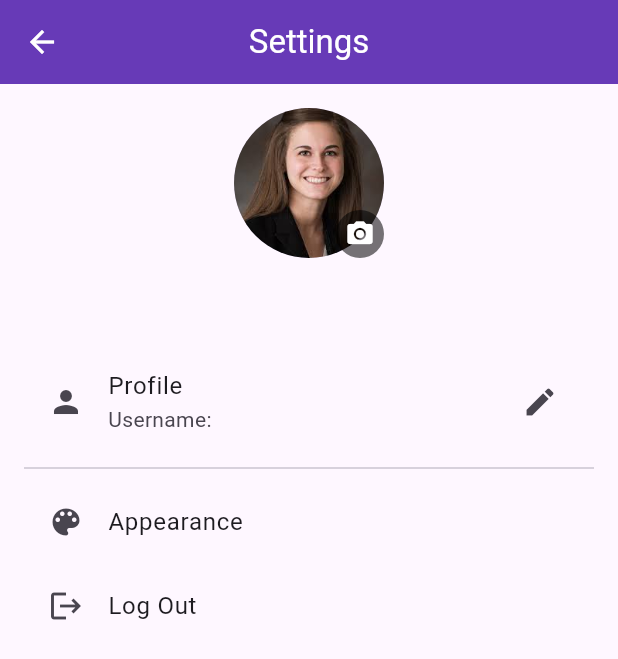
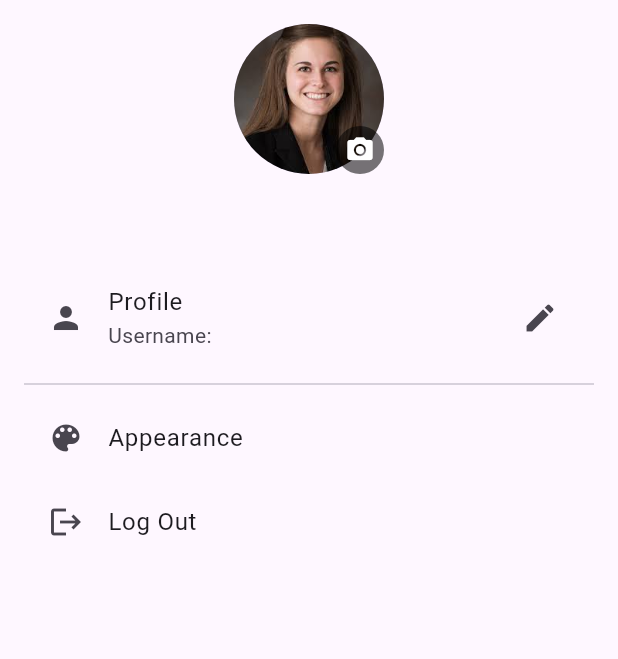
Before and after one commit to mariamattef/skill_bridge, a Flutter app: the SettingsScreen screen opened directly, on a phone screen of 412 x 824 dp. Shown: the top 659 px of the screen. Run offline on Flutter 3.47's test engine with Material 3 defaults, Android fonts, the phone set to English and light mode, and no system bars; our stand-ins replace curved_navigation_bar, firebase_auth, firebase_core, firebase_dynamic_links, firebase_storage, flutter_bloc and 4 more; accounts and stored records are empty.

Commit message:
finish app

```diff
--- a/lib/screens/requeste_screen.dart
+++ b/lib/screens/requeste_screen.dart
@@ -43,12 +43,12 @@ class _RequestsScreenState extends State<RequestsScreen> {
               width: double.infinity,
               child: ElevatedButton.icon(
                 style: ElevatedButton.styleFrom(
-                  padding: EdgeInsets.symmetric(vertical: 16.h),
+                  padding: EdgeInsets.symmetric(vertical: 12.h),
                   backgroundColor: ColorUtility.purble,
                   foregroundColor: Colors.white,
                 ),
                 icon: Icon(Icons.send),
-                label: Text('Submit'),
+                label: Text('Submit',style: TextStyle(fontSize: 16.sp),),
                 onPressed: _handleSubmit,
               ),
             ),
--- a/lib/screens/settings_screen.dart
+++ b/lib/screens/settings_screen.dart
@@ -1,7 +1,6 @@
 import 'package:firebase_auth/firebase_auth.dart';
 import 'package:flutter/material.dart';
 import 'package:flutter_bloc/flutter_bloc.dart';
-
 import '../cubits/auth_cubit/auth_cubit.dart';
 
 class SettingsScreen extends StatelessWidget {
@@ -10,21 +9,17 @@ class SettingsScreen extends StatelessWidget {
   @override
   Widget build(BuildContext context) {
     return Scaffold(
-      appBar: AppBar( // ✅ AppBar لشكل رسمي للشاشة
-        title: const Text("Settings"),
-        centerTitle: true,
-        backgroundColor: Colors.deepPurple,
-        foregroundColor: Colors.white,
-      ),
       body: BlocBuilder<AuthCubit, AuthState>(
         builder: (context, state) {
           final user = FirebaseAuth.instance.currentUser;
 
-          final name = (state is UpdateUsernameSuccess)
+          final name =
+              (state is UpdateUsernameSuccess)
                   ? state.newName
                   : user?.displayName ?? 'User';
 
-          final photoUrl = (state is UProPicUpdateSuccessState && state.downloadUrl != null)
+          final photoUrl =
+              (state is UProPicUpdateSuccessState && state.downloadUrl != null)
                   ? state.downloadUrl
                   : user?.photoURL;
 
@@ -37,21 +32,31 @@ class SettingsScreen extends StatelessWidget {
                   children: [
                     CircleAvatar(
                       radius: 50,
-                      backgroundImage: photoUrl != null
+                      backgroundImage:
+                          photoUrl != null
                               ? NetworkImage(photoUrl)
-                          : const AssetImage('assets/images/default_user.png')
+                              : const AssetImage(
+                                    'assets/images/default_user.png',
+                                  )
                                   as ImageProvider,
                     ),
                     Positioned(
                       child: InkWell(
-                        onTap: () => context.read<AuthCubit>().updateProfilePicture(context),
+                        onTap:
+                            () => context
+                                .read<AuthCubit>()
+                                .updateProfilePicture(context),
                         child: Container(
                           padding: const EdgeInsets.all(6),
                           decoration: const BoxDecoration(
                             shape: BoxShape.circle,
                             color: Colors.black54,
                           ),
-                          child: const Icon(Icons.camera_alt, size: 20, color: Colors.white),
+                          child: const Icon(
+                            Icons.camera_alt,
+                            size: 20,
+                            color: Colors.white,
+                          ),
                         ),
                       ),
                     ),
@@ -68,8 +73,6 @@ class SettingsScreen extends StatelessWidget {
                 ),
               ),
               const SizedBox(height: 24),
-
-              // Profile settings
               ListTile(
                 leading: const Icon(Icons.person),
                 title: const Text('Profile'),
@@ -77,19 +80,12 @@ class SettingsScreen extends StatelessWidget {
                 trailing: const Icon(Icons.edit),
                 onTap: () => _showEditNameDialog(context, name),
               ),
-
               const Divider(),
-
-              // Appearance (Future feature)
               ListTile(
                 leading: const Icon(Icons.color_lens),
                 title: const Text('Appearance'),
-                onTap: () {
-                  // يمكن لاحقًا إضافة تغيير الثيم (Dark/Light)
-                },
+                onTap: () {},
               ),
-
-              // Logout
               ListTile(
                 leading: const Icon(Icons.logout),
                 title: const Text('Log Out'),
@@ -107,7 +103,8 @@ class SettingsScreen extends StatelessWidget {
 
     showDialog(
       context: context,
-      builder: (ctx) => AlertDialog(
+      builder:
+          (ctx) => AlertDialog(
             title: const Text('Edit Username'),
             content: TextField(
               controller: controller,
@@ -120,7 +117,9 @@ class SettingsScreen extends StatelessWidget {
               ),
               TextButton(
                 onPressed: () {
-              context.read<AuthCubit>().updateUsername(controller.text.trim());
+                  context.read<AuthCubit>().updateUsername(
+                    controller.text.trim(),
+                  );
                   Navigator.of(ctx).pop();
                 },
                 child: const Text('Save'),
@@ -133,7 +132,8 @@ class SettingsScreen extends StatelessWidget {
   void _showLogoutConfirmation(BuildContext context) async {
     final confirm = await showDialog<bool>(
       context: context,
-      builder: (ctx) => AlertDialog(
+      builder:
+          (ctx) => AlertDialog(
             title: const Text('Confirmation'),
             content: const Text('Are you sure you want to log out?'),
             actions: [
```
Also changed, not shown: lib/screens/notification_screen.dart (+1 -8 lines), lib/screens/signin_screen.dart (+5 -14 lines), lib/screens/signup_screen.dart (+0 -68 lines), 1 other file. Lines whose indentation alone changed are shown as unchanged.
